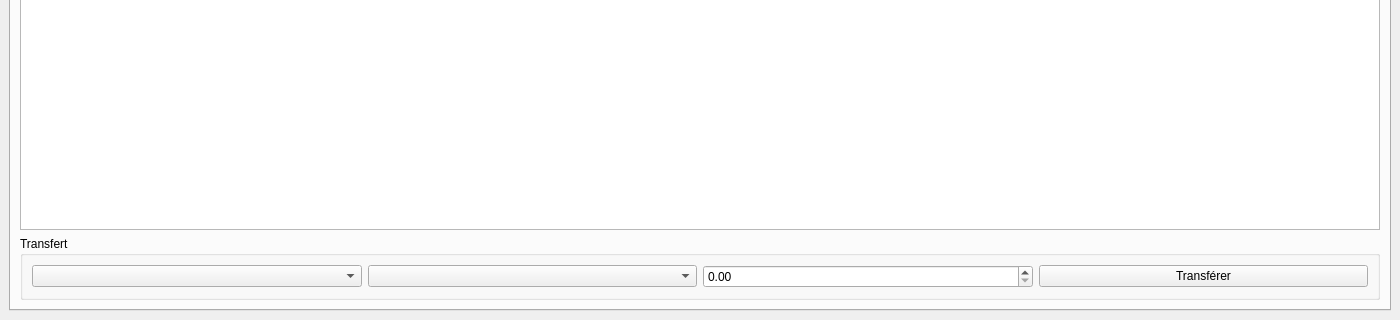
Salma803/QFinance2, file mainwindow.ui: the form before one commit; both pictures show x 0 to 1400 and y 530 to 850 of the 1400 by 850 pixel window.
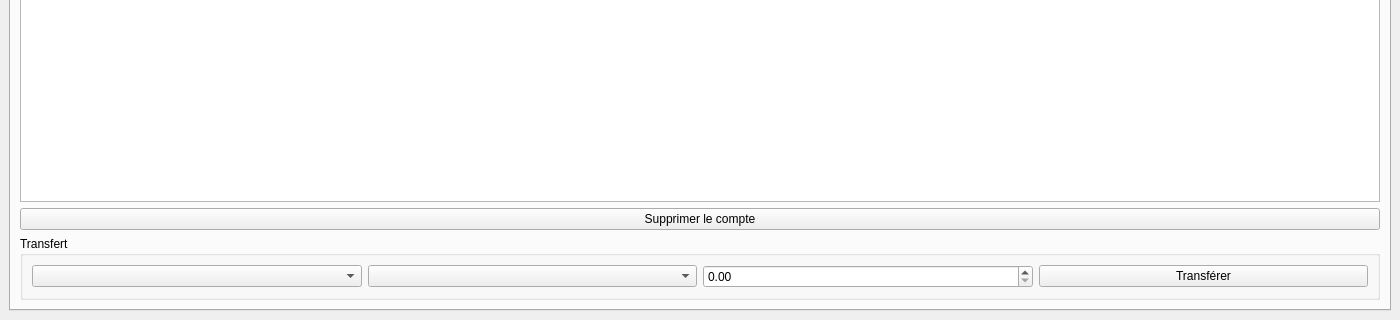
The form after the commit. The open tabs and pages were chosen to show the change. Custom widgets are drawn as their Qt base class.

Commit message: Ajout de supression des comptes

Diff of the .ui file:
```diff
--- a/mainwindow.ui
+++ b/mainwindow.ui
@@ -67,6 +67,13 @@
         <item>
          <widget class="QListWidget" name="listComptes"/>
         </item>
+        <item>
+         <widget class="QPushButton" name="btnSupprimerCompte">
+          <property name="text">
+           <string>Supprimer le compte</string>
+          </property>
+         </widget>
+        </item>
         <item>
          <widget class="QGroupBox" name="groupTransfert">
           <property name="title">
```
The commit also changes 7 other files.
